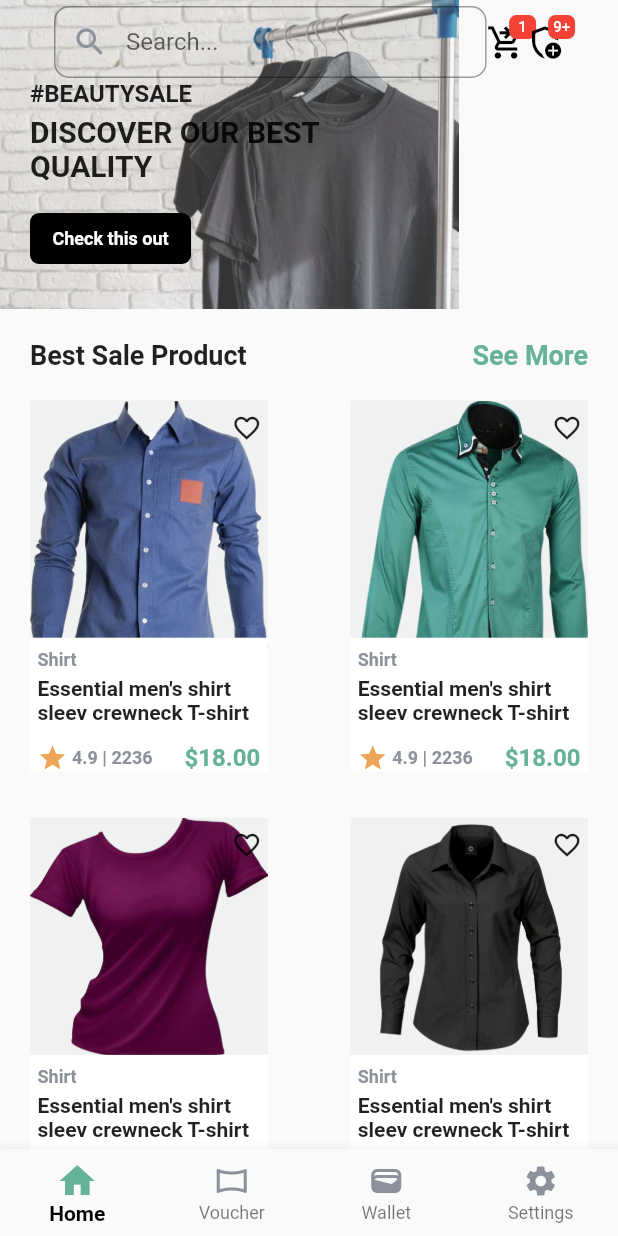
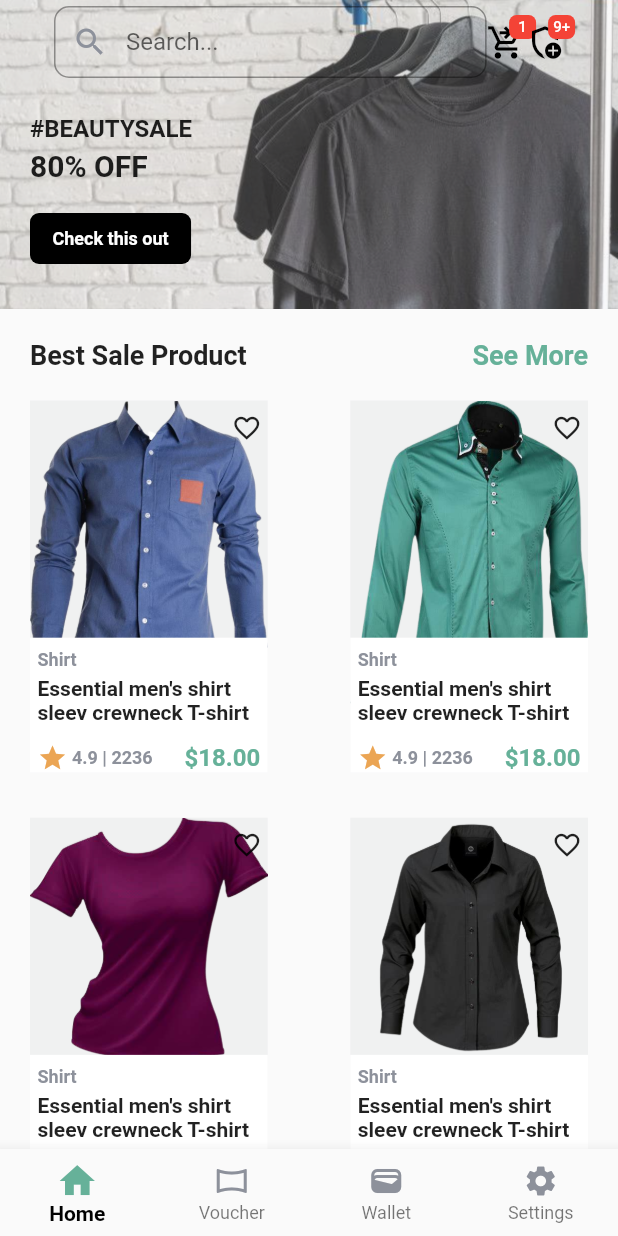
Before and after one commit to XROLE/market-hub, a Flutter app: the screen it shows after launch, on a phone screen of 412 x 824 dp. Run offline on Flutter 3.47's test engine with Material 2 defaults, Android fonts, the phone set to English and light mode, and no system bars; drawn by our look-alikes of carousel_slider.

Commit message:
fix carousel background image

```diff
--- a/lib/presentation/home/home.dart
+++ b/lib/presentation/home/home.dart
@@ -1,8 +1,10 @@
+import 'package:carousel_slider/carousel_slider.dart';
 import 'package:flutter/material.dart';
 import 'package:market_hub/presentation/home/widgets/app_notification_widget.dart';
 import 'package:market_hub/presentation/home/widgets/app_searchbar.dart';
 import 'package:market_hub/presentation/home/widgets/bottom_nav_bar.dart';
 import 'package:market_hub/presentation/home/widgets/product_grid.dart';
+import 'package:market_hub/presentation/home/widgets/sample_image_stack.dart';
 import 'package:market_hub/presentation/widgets/unfocus_widget.dart';
 import 'package:market_hub/utils/colors.dart';
 import 'package:market_hub/utils/text_style.dart';
@@ -40,55 +42,25 @@ class HomePage extends StatelessWidget {
               backgroundColor: AppColors.white,
               expandedHeight: size.height * .25,
               flexibleSpace: FlexibleSpaceBar(
-                background: Stack(
-                  children: [
-                    Image.asset(
-                      "assets/img/sample_shirts3.png",
-                      fit: BoxFit.cover,
+                background: Container(
+                  color: AppColors.bgColor.withOpacity(1),
+                  child: CarouselSlider(
+                    options: CarouselOptions(
+                      autoPlay: true,
+                      viewportFraction: 1,
+                      enlargeCenterPage: true,
                     ),
-                    Container(
-                      color: AppColors.bgColor.withOpacity(.2),
-                      padding: const EdgeInsets.symmetric(horizontal: 20),
-                      child: Row(children: [
-                        Expanded(
-                          flex: 2,
-                          child: Column(
-                            mainAxisAlignment: MainAxisAlignment.end,
-                            crossAxisAlignment: CrossAxisAlignment.start,
-                            children: [
-                              Text(
-                                "#BEAUTYSALE",
-                                style: AppTextStyle.title(
-                                    fontSize: 16, fontWeight: FontWeight.bold),
-                              ),
-                              const SizedBox(height: 4),
-                              Text(
-                                "DISCOVER OUR BEST QUALITY",
-                                style: AppTextStyle.title(
-                                    fontSize: 20, fontWeight: FontWeight.bold),
-                              ),
-                              const SizedBox(height: 20),
-                              Container(
-                                padding: const EdgeInsets.symmetric(
-                                    horizontal: 15, vertical: 10),
-                                decoration:
-                                    BoxDecoration(color: AppColors.black,
-                                    borderRadius: BorderRadius.circular(6)
-                                    ),
-                                child: Text(
-                                  "Check this out",
-                                  style: AppTextStyle.caption(
-                                      color: AppColors.white),
-                                ),
-                              ),
-                              const SizedBox(height: 30),
-                            ],
-                          ),
-                        ),
-                        const Expanded(flex: 1, child: SizedBox()),
-                      ]),
-                    ),
-                  ],
+                    items:  const [
+                      SampleImageStack(
+                        title: "80% OFF",
+                        imageUrl: "assets/img/sample_shirts3.png",
+                      ),
+                      SampleImageStack(
+                        title: "BEST SELECTION",
+                        imageUrl: "assets/img/sample_shirt10.png",
+                      ),
+                    ],
+                  ),
                 ),
               ),
             ),
--- /dev/null
+++ b/lib/presentation/home/widgets/sample_image_stack.dart
@@ -0,0 +1,68 @@
+import 'package:flutter/material.dart';
+import 'package:market_hub/utils/colors.dart';
+import 'package:market_hub/utils/text_style.dart';
+
+class SampleImageStack extends StatelessWidget {
+  final String imageUrl;
+  final String title;
+
+  const SampleImageStack(
+      {required this.title, required this.imageUrl, super.key});
+
+  @override
+  Widget build(BuildContext context) {
+    return Stack(
+      children: [
+        Container(
+            decoration: BoxDecoration(
+          image: DecorationImage(
+            image: AssetImage(
+              imageUrl,
+            ),
+              fit: BoxFit.cover,
+          ),
+        )),
+        Container(
+          color: AppColors.bgColor.withOpacity(.2),
+          padding: const EdgeInsets.symmetric(horizontal: 20),
+          child: Row(children: [
+            Expanded(
+              flex: 2,
+              child: Column(
+                mainAxisAlignment: MainAxisAlignment.end,
+                crossAxisAlignment: CrossAxisAlignment.start,
+                children: [
+                  Text(
+                    "#BEAUTYSALE",
+                    style: AppTextStyle.title(
+                        fontSize: 16, fontWeight: FontWeight.bold),
+                  ),
+                  const SizedBox(height: 4),
+                  Text(
+                    title,
+                    style: AppTextStyle.title(
+                        fontSize: 20, fontWeight: FontWeight.bold),
+                  ),
+                  const SizedBox(height: 20),
+                  Container(
+                    padding: const EdgeInsets.symmetric(
+                        horizontal: 15, vertical: 10),
+                    decoration: BoxDecoration(
+                        color: AppColors.black,
+                        borderRadius: BorderRadius.circular(6)),
+                    child: Text(
+                      "Check this out",
+                      style: AppTextStyle.caption(color: AppColors.white),
+                    ),
+                  ),
+                  const SizedBox(height: 30),
+                ],
+              ),
+            ),
+            const Expanded(flex: 1, child: SizedBox()),
+          ]),
+        ),
+      ],
+    );
+  }
+}
--- a/lib/presentation/product_details/widget/prodict_review_card.dart
+++ b/lib/presentation/product_details/widget/prodict_review_card.dart
@@ -19,7 +19,7 @@ class ProductReviewCard extends StatelessWidget {
                 decoration: BoxDecoration(
                   color: AppColors.textGrey,
                   borderRadius: BorderRadius.circular(20),
-                  image: const DecorationImage(image: AssetImage("assets/img/avatar.png"))
+                  image: const DecorationImage(image: AssetImage("assets/img/avatar3.png"))
                 ),
               ),
               const SizedBox(width: 8),
--- a/pubspec.yaml
+++ b/pubspec.yaml
@@ -37,6 +37,7 @@ dependencies:
   cupertino_icons: ^1.0.2
   provider: ^6.0.5
   carousel_slider: ^4.2.1
+
 
 dev_dependencies:
   flutter_test:
```
Also changed, not shown: assets/img/avatar.png (deleted), assets/img/avatar1.png (deleted), assets/img/avatar3.png (added), assets/img/sample_shirt10.png (added), assets/img/sample_shirts1.png (deleted), assets/img/sample_shirts2.png (deleted).
